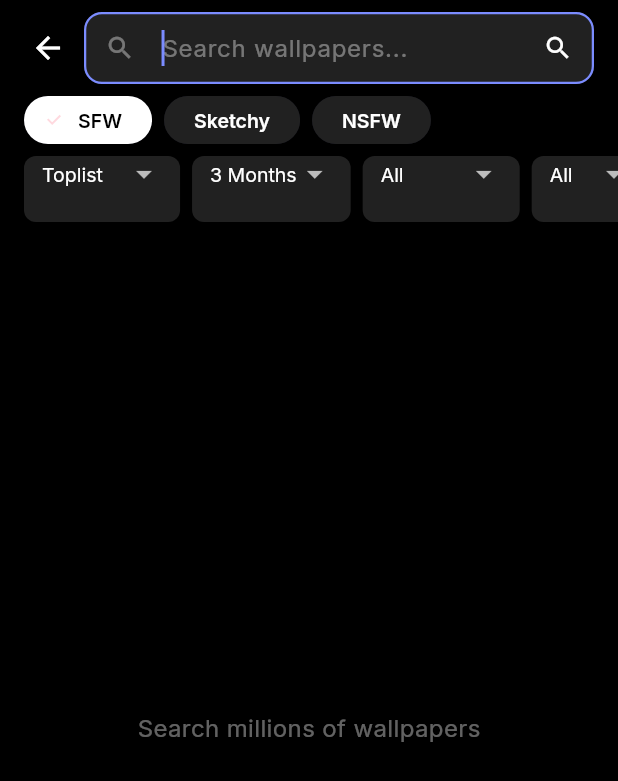
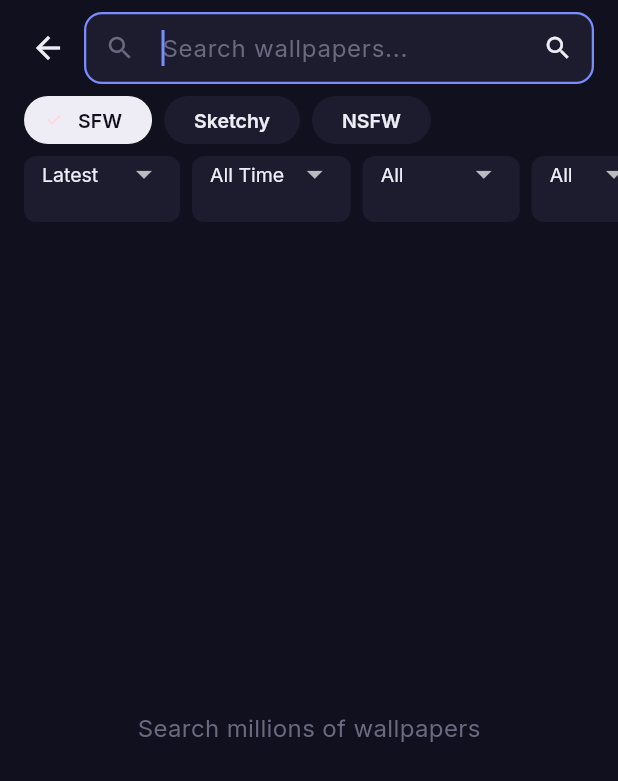
Before and after one commit to prit-007/wallbizz, a Flutter app: the screen it shows after launch, after a tap on "Search wallpapers...", on a phone screen of 412 x 824 dp. Shown: the top 781 px of the screen. Run offline on Flutter 3.47's test engine with Material 3 defaults, Android fonts, the phone set to English and light mode, and no system bars; our stand-ins replace cached_network_image, flutter_animate, flutter_dotenv, google_fonts, hive, hive_flutter and 3 more; missing offline and left inert: async_wallpaper, dart:html; accounts and stored records are empty; network calls fail.

Commit message:
feat: update search defaults and add processing lock to heart tap handling
- Change WallhavenSearch default sorting from toplist to date_added for fresher results
- Make topRange optional in search URL builders; omit parameter when empty string
- Add All Time (1y) option to search screen topRange dropdown
- Add _isProcessing lock in WallpaperActions to prevent duplicate concurrent wishlist toggles
- Wire onHeartTap callback through SearchScreen to WallpaperCard for auth-gated wishlist actions

```diff
--- a/app/lib/screens/search_screen.dart
+++ b/app/lib/screens/search_screen.dart
@@ -7,7 +7,9 @@ import '../models/wallpaper.dart';
 import '../services/wallhaven_search.dart';
 import '../widgets/wallpaper_card.dart';
 import '../widgets/auth_bottom_sheet.dart';
+import '../services/wallpaper_actions.dart';
 import 'detail_screen.dart';
+import '../config/theme_config.dart';
 
 class SearchScreen extends StatefulWidget {
   final dynamic httpClient;
@@ -40,8 +42,8 @@ class _SearchScreenState extends State<SearchScreen> {
   bool _hasSearched = false;
 
   String _purity = '100';
-  String _sorting = 'toplist';
-  String _topRange = '3M';
+  String _sorting = 'date_added';
+  String _topRange = '';
   String _categories = '';
   String _ratios = '';
 
@@ -171,8 +173,9 @@ class _SearchScreenState extends State<SearchScreen> {
 
   @override
   Widget build(BuildContext context) {
+    final cs = Theme.of(context).colorScheme;
     return Scaffold(
-      backgroundColor: Colors.black,
+      backgroundColor: cs.surface,
       body: SafeArea(
         child: Column(
           children: [
@@ -186,13 +189,15 @@ class _SearchScreenState extends State<SearchScreen> {
   }
 
   Widget _buildSearchBar() {
+    final cs = Theme.of(context).colorScheme;
+    final vk = context.vivek;
     return Padding(
       padding: const EdgeInsets.fromLTRB(8, 8, 16, 0),
       child: Row(
         children: [
           IconButton(
             key: const Key('back_button'),
-            icon: const Icon(Icons.arrow_back, color: Colors.white),
+            icon: Icon(Icons.arrow_back, color: cs.onSurface),
             onPressed: () => Navigator.of(context).pop(),
           ),
           Expanded(
@@ -202,24 +207,24 @@ class _SearchScreenState extends State<SearchScreen> {
               autofocus: true,
               onSubmitted: (_) => _onSearch(),
               onChanged: (_) => setState(() {}),
-              style: const TextStyle(color: Colors.white),
+              style: TextStyle(color: cs.onSurface),
               decoration: InputDecoration(
                 hintText: 'Search wallpapers...',
-                hintStyle: const TextStyle(color: Colors.white38),
+                hintStyle: TextStyle(color: vk.onSurfaceFaint),
                 filled: true,
-                fillColor: Colors.grey[900],
+                fillColor: vk.surfaceContainer,
                 border: OutlineInputBorder(
                   borderRadius: BorderRadius.circular(12),
                   borderSide: BorderSide.none,
                 ),
-                prefixIcon: const Icon(Icons.search, color: Colors.white38, size: 20),
+                prefixIcon: Icon(Icons.search, color: vk.onSurfaceFaint, size: 20),
                 suffixIcon: Row(
                   mainAxisSize: MainAxisSize.min,
                   children: [
                     if (_controller.text.isNotEmpty)
                       IconButton(
                         key: const Key('clear_button'),
-                        icon: const Icon(Icons.clear, color: Colors.white38, size: 20),
+                        icon: Icon(Icons.clear, color: vk.onSurfaceFaint, size: 20),
                         onPressed: () {
                           _controller.clear();
                           setState(() {});
@@ -227,7 +232,7 @@ class _SearchScreenState extends State<SearchScreen> {
                       ),
                     IconButton(
                       key: const Key('search_button'),
-                      icon: const Icon(Icons.search, color: Colors.white, size: 20),
+                      icon: Icon(Icons.search, color: cs.onSurface, size: 20),
                       onPressed: _onSearch,
                     ),
                   ],
@@ -288,6 +293,7 @@ class _SearchScreenState extends State<SearchScreen> {
                 value: _topRange,
                 label: 'Range',
                 items: const [
+                  DropdownMenuItem(value: '', child: Text('All Time')),
                   DropdownMenuItem(value: '1d', child: Text('1 Day')),
                   DropdownMenuItem(value: '3d', child: Text('3 Days')),
                   DropdownMenuItem(value: '1w', child: Text('1 Week')),
@@ -348,6 +354,8 @@ class _SearchScreenState extends State<SearchScreen> {
 
   Widget _buildPurityChip(
       String label, String value, Key key, bool enabled) {
+    final cs = Theme.of(context).colorScheme;
+    final vk = context.vivek;
     final isSelected = _purity == value;
     return GestureDetector(
       onTap: enabled ? () => _setPurity(value) : null,
@@ -355,14 +363,14 @@ class _SearchScreenState extends State<SearchScreen> {
         key: key,
         label: Text(label),
         selected: isSelected,
-        selectedColor: Colors.white,
-        backgroundColor: enabled ? Colors.grey[900] : Colors.grey[800],
+        selectedColor: cs.onSurface,
+        backgroundColor: enabled ? vk.surfaceContainer : vk.surfaceContainerHigh,
         labelStyle: TextStyle(
           color: isSelected
-              ? Colors.black
+              ? cs.surface
               : enabled
-                  ? Colors.white
-                  : Colors.white24,
+                  ? cs.onSurface
+                  : vk.onSurfaceDim,
           fontWeight: FontWeight.w600,
         ),
         onSelected: enabled ? (_) => _setPurity(value) : (_) {},
@@ -376,10 +384,12 @@ class _SearchScreenState extends State<SearchScreen> {
     required List<DropdownMenuItem<T>> items,
     required ValueChanged<T?> onChanged,
   }) {
+    final cs = Theme.of(context).colorScheme;
+    final vk = context.vivek;
     return Container(
       padding: const EdgeInsets.symmetric(horizontal: 12),
       decoration: BoxDecoration(
-        color: Colors.grey[900],
+        color: vk.surfaceContainer,
         borderRadius: BorderRadius.circular(8),
       ),
       child: DropdownButton<T>(
@@ -388,19 +398,21 @@ class _SearchScreenState extends State<SearchScreen> {
         onChanged: onChanged,
         underline: const SizedBox.shrink(),
         isDense: true,
-        dropdownColor: Colors.grey[900],
-        style: GoogleFonts.inter(color: Colors.white, fontSize: 13),
-        hint: Text(label, style: const TextStyle(color: Colors.white54)),
+        dropdownColor: vk.surfaceContainer,
+        style: GoogleFonts.inter(color: cs.onSurface, fontSize: 13),
+        hint: Text(label, style: TextStyle(color: vk.onSurfaceSubtle)),
       ),
     );
   }
 
   Widget _buildBody() {
+    final cs = Theme.of(context).colorScheme;
+    final vk = context.vivek;
     if (!_hasSearched) {
-      return const Center(
+      return Center(
         child: Text(
           'Search millions of wallpapers',
-          style: TextStyle(color: Colors.white38, fontSize: 16),
+          style: TextStyle(color: vk.onSurfaceFaint, fontSize: 16),
         ),
       );
     }
@@ -410,10 +422,10 @@ class _SearchScreenState extends State<SearchScreen> {
     }
 
     if (_results.isEmpty && !_isLoading) {
-      return const Center(
+      return Center(
         child: Text(
           'No wallpapers found',
-          style: TextStyle(color: Colors.white38, fontSize: 16),
+          style: TextStyle(color: vk.onSurfaceFaint, fontSize: 16),
         ),
       );
     }
@@ -435,10 +447,10 @@ class _SearchScreenState extends State<SearchScreen> {
           itemCount: _results.length + (_isLoading ? 1 : 0),
           itemBuilder: (context, index) {
             if (index == _results.length) {
-              return const Center(
+              return Center(
                 child: Padding(
-                  padding: EdgeInsets.all(16),
-                  child: CircularProgressIndicator(color: Colors.white),
+                  padding: const EdgeInsets.all(16),
+                  child: CircularProgressIndicator(color: cs.primary),
                 ),
               );
             }
@@ -452,6 +464,10 @@ class _SearchScreenState extends State<SearchScreen> {
                   ),
                 );
               },
+              onHeartTap: () => WallpaperActions.handleHeartTap(
+                context,
+                _results[index],
+              ),
             );
           },
         );
@@ -460,6 +476,7 @@ class _SearchScreenState extends State<SearchScreen> {
   }
 
   Widget _buildSkeletonGrid() {
+    final vk = context.vivek;
     return LayoutBuilder(
       builder: (context, constraints) {
         final crossAxisCount = constraints.maxWidth > 900
@@ -480,12 +497,12 @@ class _SearchScreenState extends State<SearchScreen> {
             return Container(
               height: heights[index % heights.length],
               decoration: BoxDecoration(
-                color: Colors.grey[900],
+                color: vk.surfaceContainer,
                 borderRadius: BorderRadius.circular(12),
               ),
             )
                 .animate(onPlay: (controller) => controller.repeat())
-                .shimmer(duration: 1200.ms, color: Colors.white10);
+                .shimmer(duration: 1200.ms, color: vk.shimmerHighlight);
           },
         );
       },
```
Also changed, not shown: app/lib/services/wallhaven_search.dart (+6 -6 lines), app/lib/services/wallpaper_actions.dart (+8 -0 lines).
